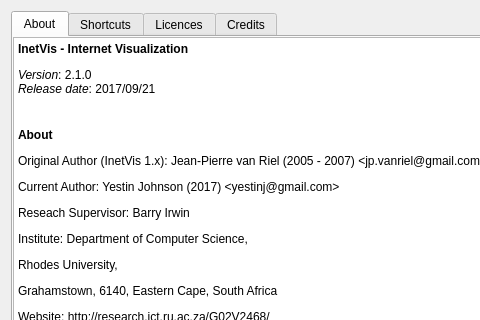
Qt form src/aboutdialog.ui (yestinj/inetvis) before a commit; both pictures show x 0 to 480 and y 0 to 320 of the 668 by 602 pixel window.
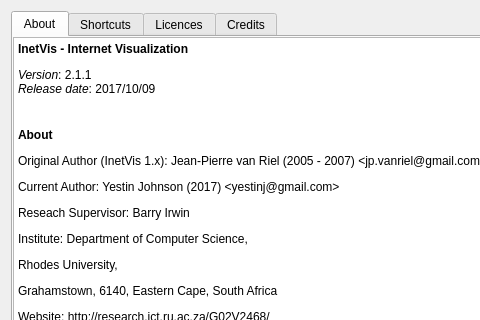
The same form after that commit. The open tabs and pages were chosen to show the change.

Commit message: Added shortcut '9' to toggle framerate display, updated documentation for 2.1.1.

```diff
--- a/src/aboutdialog.ui
+++ b/src/aboutdialog.ui
@@ -38,7 +38,7 @@
 p, li { white-space: pre-wrap; }
 &lt;/style&gt;&lt;/head&gt;&lt;body style=&quot; font-family:'.SF NS Text'; font-size:13pt; font-weight:400; font-style:normal;&quot;&gt;
 &lt;p style=&quot; margin-top:12px; margin-bottom:12px; margin-left:0px; margin-right:0px; -qt-block-indent:0; text-indent:0px;&quot;&gt;&lt;span style=&quot; font-family:'Noto Sans'; font-size:9pt; font-weight:600;&quot;&gt;InetVis - Internet Visualization &lt;/span&gt;&lt;/p&gt;
-&lt;p style=&quot; margin-top:12px; margin-bottom:12px; margin-left:0px; margin-right:0px; -qt-block-indent:0; text-indent:0px;&quot;&gt;&lt;span style=&quot; font-family:'Noto Sans'; font-size:9pt; font-style:italic;&quot;&gt;Version&lt;/span&gt;&lt;span style=&quot; font-family:'Noto Sans'; font-size:9pt;&quot;&gt;: 2.1.0&lt;br /&gt;&lt;/span&gt;&lt;span style=&quot; font-family:'Noto Sans'; font-size:9pt; font-style:italic;&quot;&gt;Release date&lt;/span&gt;&lt;span style=&quot; font-family:'Noto Sans'; font-size:9pt;&quot;&gt;: 2017/09/21&lt;br /&gt;&lt;/span&gt;&lt;/p&gt;
+&lt;p style=&quot; margin-top:12px; margin-bottom:12px; margin-left:0px; margin-right:0px; -qt-block-indent:0; text-indent:0px;&quot;&gt;&lt;span style=&quot; font-family:'Noto Sans'; font-size:9pt; font-style:italic;&quot;&gt;Version&lt;/span&gt;&lt;span style=&quot; font-family:'Noto Sans'; font-size:9pt;&quot;&gt;: 2.1.1&lt;br /&gt;&lt;/span&gt;&lt;span style=&quot; font-family:'Noto Sans'; font-size:9pt; font-style:italic;&quot;&gt;Release date&lt;/span&gt;&lt;span style=&quot; font-family:'Noto Sans'; font-size:9pt;&quot;&gt;: 2017/10/09&lt;br /&gt;&lt;/span&gt;&lt;/p&gt;
 &lt;p style=&quot; margin-top:12px; margin-bottom:12px; margin-left:0px; margin-right:0px; -qt-block-indent:0; text-indent:0px;&quot;&gt;&lt;span style=&quot; font-family:'Noto Sans'; font-size:9pt; font-weight:600;&quot;&gt;About&lt;/span&gt;&lt;/p&gt;
 &lt;p style=&quot; margin-top:12px; margin-bottom:12px; margin-left:0px; margin-right:0px; -qt-block-indent:0; text-indent:0px;&quot;&gt;&lt;span style=&quot; font-family:'Ubuntu'; font-size:9pt;&quot;&gt;Original Author (InetVis 1.x): Jean-Pierre van Riel (2005 - 2007) &amp;lt;jp.vanriel@gmail.com&amp;gt;&lt;/span&gt;&lt;/p&gt;
 &lt;p style=&quot; margin-top:12px; margin-bottom:12px; margin-left:0px; margin-right:0px; -qt-block-indent:0; text-indent:0px;&quot;&gt;&lt;span style=&quot; font-family:'Ubuntu'; font-size:9pt;&quot;&gt;Current Author: Yestin Johnson (2017) &amp;lt;yestinj@gmail.com&amp;gt;&lt;/span&gt;&lt;/p&gt;
```
Left out of the diff: 3 changed lines with no effect on the pictures. The commit also changes 2 other files.
